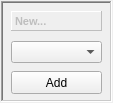
Before: the Qt Designer form src/gui/ComponentFactoryWidget.ui in CompEphys-team/stdpc, drawn with Qt 5.
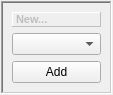
After: the same form once the commit is applied.

The edit to the form file:
```diff
--- a/src/gui/ComponentFactoryWidget.ui
+++ b/src/gui/ComponentFactoryWidget.ui
@@ -7,21 +7,27 @@
     <x>0</x>
     <y>0</y>
     <width>113</width>
-    <height>103</height>
+    <height>94</height>
    </rect>
   </property>
   <property name="windowTitle">
    <string>Form</string>
   </property>
+  <layout class="QGridLayout" name="gridLayout">
+   <property name="leftMargin">
+    <number>1</number>
+   </property>
+   <property name="topMargin">
+    <number>1</number>
+   </property>
+   <property name="rightMargin">
+    <number>1</number>
+   </property>
+   <property name="bottomMargin">
+    <number>1</number>
+   </property>
+   <item row="0" column="0">
   <widget class="QFrame" name="frame">
-   <property name="geometry">
-    <rect>
-     <x>1</x>
-     <y>1</y>
-     <width>111</width>
-     <height>101</height>
-    </rect>
-   </property>
    <property name="autoFillBackground">
     <bool>true</bool>
    </property>
@@ -37,18 +43,12 @@
    <property name="midLineWidth">
     <number>0</number>
    </property>
+     <layout class="QGridLayout" name="gridLayout_2">
+      <item row="0" column="0">
    <widget class="QLabel" name="label">
     <property name="enabled">
      <bool>false</bool>
     </property>
-    <property name="geometry">
-     <rect>
-      <x>10</x>
-      <y>10</y>
-      <width>91</width>
-      <height>20</height>
-     </rect>
-    </property>
     <property name="font">
      <font>
       <pointsize>8</pointsize>
@@ -78,30 +78,21 @@
      <string>New...</string>
     </property>
    </widget>
+      </item>
+      <item row="1" column="0">
+       <widget class="QComboBox" name="combo"/>
+      </item>
+      <item row="2" column="0">
    <widget class="QPushButton" name="button">
-    <property name="geometry">
-     <rect>
-      <x>10</x>
-      <y>70</y>
-      <width>91</width>
-      <height>23</height>
-     </rect>
-    </property>
     <property name="text">
      <string>Add</string>
     </property>
    </widget>
-   <widget class="QComboBox" name="combo">
-    <property name="geometry">
-     <rect>
-      <x>10</x>
-      <y>40</y>
-      <width>91</width>
-      <height>22</height>
-     </rect>
-    </property>
-   </widget>
-  </widget>
+      </item>
+     </layout>
+    </widget>
+   </item>
+  </layout>
  </widget>
  <resources/>
  <connections/>
```
Lines whose indentation alone changed are shown as unchanged.
